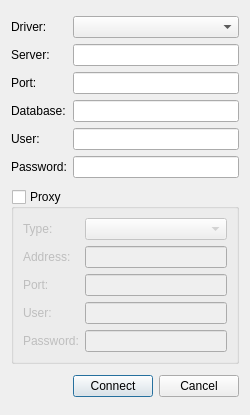
Above: src/gui/ui/SqlConnectionDialog.ui from Ascent-Group/visual-db before the change. Below: the same form after it.
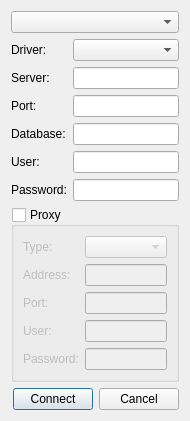
That is the form after the change.

Commit message: * Added a box for quick choosing of connections.

```diff
--- a/src/gui/ui/SqlConnectionDialog.ui
+++ b/src/gui/ui/SqlConnectionDialog.ui
@@ -6,7 +6,7 @@
    <rect>
     <x>0</x>
     <y>0</y>
-    <width>250</width>
+    <width>190</width>
     <height>415</height>
    </rect>
   </property>
@@ -25,7 +25,10 @@
   <property name="windowTitle">
    <string>Connect to db</string>
   </property>
-  <layout class="QVBoxLayout" name="verticalLayout" stretch="0,0,0">
+  <layout class="QVBoxLayout" name="verticalLayout" stretch="0,0,0,0">
+   <item>
+    <widget class="QComboBox" name="mConnectionsBox"/>
+   </item>
    <item>
     <layout class="QGridLayout" name="gridLayout">
      <item row="0" column="0">
```
Left out of the diff: 33 changed lines with no effect on the pictures. The commit also changes 2 other files.
